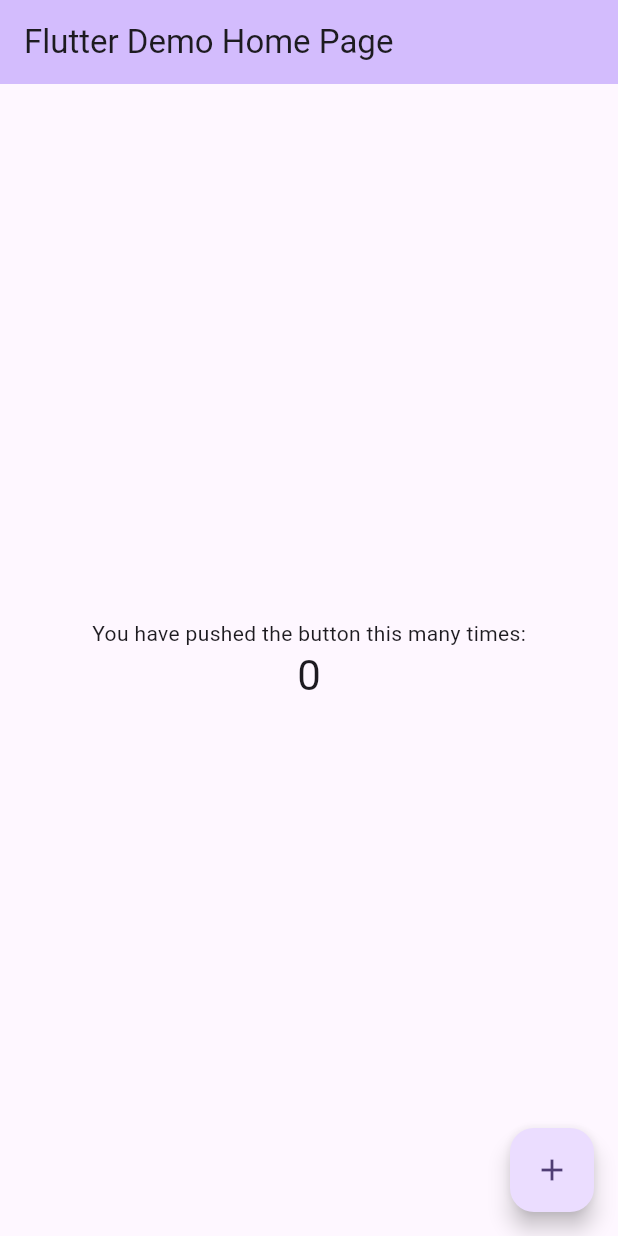
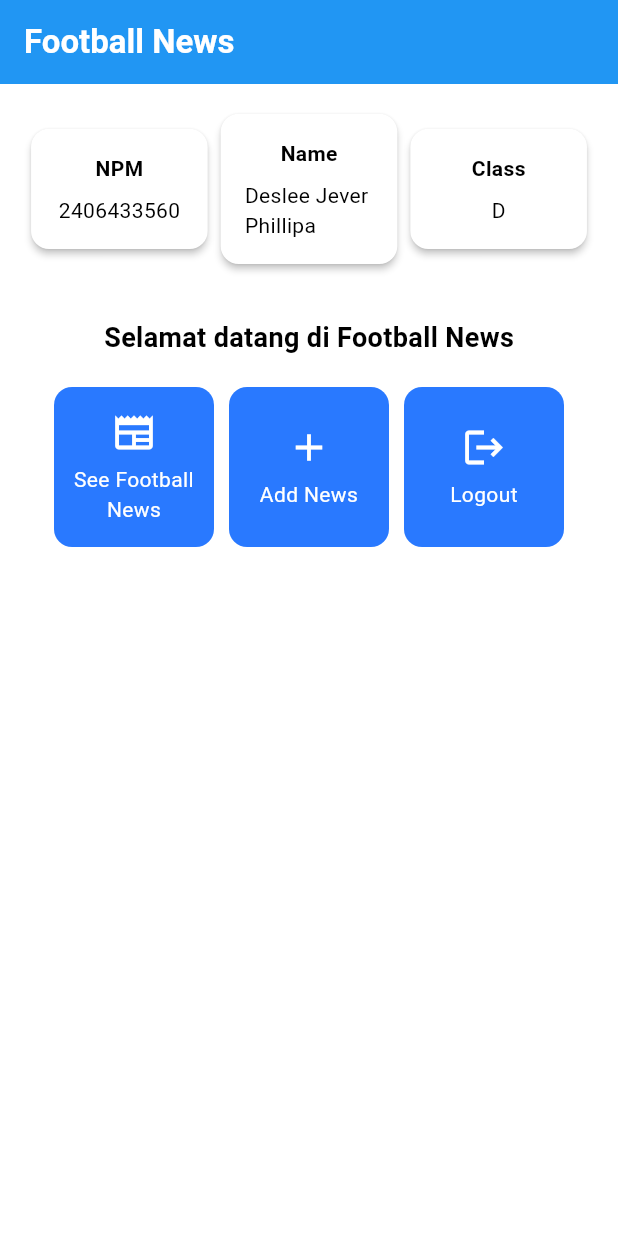
Before and after one commit to lleopie306/football-news-mobile, a Flutter app: the screen it shows after launch, on a phone screen of 412 x 824 dp. Run offline on Flutter 3.47's test engine with Material 3 defaults, Android fonts, the phone set to English and light mode, and no system bars.

Commit message:
Tutorial 6 selesai

```diff
--- a/lib/main.dart
+++ b/lib/main.dart
@@ -1,4 +1,5 @@
 import 'package:flutter/material.dart';
+import 'package:football_news/menu.dart';
 
 void main() {
   runApp(const MyApp());
@@ -28,95 +29,10 @@ class MyApp extends StatelessWidget {
         //
         // This works for code too, not just values: Most code changes can be
         // tested with just a hot reload.
-        colorScheme: ColorScheme.fromSeed(seedColor: Colors.deepPurple),
+        colorScheme: ColorScheme.fromSwatch(primarySwatch: Colors.blue)
+            .copyWith(secondary: Colors.blueAccent[400]),
       ),
-      home: const MyHomePage(title: 'Flutter Demo Home Page'),
+      home: MyHomePage(),
     );
   }
 }
-
-class MyHomePage extends StatefulWidget {
-  const MyHomePage({super.key, required this.title});
-
-  // This widget is the home page of your application. It is stateful, meaning
-  // that it has a State object (defined below) that contains fields that affect
-  // how it looks.
-
-  // This class is the configuration for the state. It holds the values (in this
-  // case the title) provided by the parent (in this case the App widget) and
-  // used by the build method of the State. Fields in a Widget subclass are
-  // always marked "final".
-
-  final String title;
-
-  @override
-  State<MyHomePage> createState() => _MyHomePageState();
-}
-
-class _MyHomePageState extends State<MyHomePage> {
-  int _counter = 0;
-
-  void _incrementCounter() {
-    setState(() {
-      // This call to setState tells the Flutter framework that something has
-      // changed in this State, which causes it to rerun the build method below
-      // so that the display can reflect the updated values. If we changed
-      // _counter without calling setState(), then the build method would not be
-      // called again, and so nothing would appear to happen.
-      _counter++;
-    });
-  }
-
-  @override
-  Widget build(BuildContext context) {
-    // This method is rerun every time setState is called, for instance as done
-    // by the _incrementCounter method above.
-    //
-    // The Flutter framework has been optimized to make rerunning build methods
-    // fast, so that you can just rebuild anything that needs updating rather
-    // than having to individually change instances of widgets.
-    return Scaffold(
-      appBar: AppBar(
-        // TRY THIS: Try changing the color here to a specific color (to
-        // Colors.amber, perhaps?) and trigger a hot reload to see the AppBar
-        // change color while the other colors stay the same.
-        backgroundColor: Theme.of(context).colorScheme.inversePrimary,
-        // Here we take the value from the MyHomePage object that was created by
-        // the App.build method, and use it to set our appbar title.
-        title: Text(widget.title),
-      ),
-      body: Center(
-        // Center is a layout widget. It takes a single child and positions it
-        // in the middle of the parent.
-        child: Column(
-          // Column is also a layout widget. It takes a list of children and
-          // arranges them vertically. By default, it sizes itself to fit its
-          // children horizontally, and tries to be as tall as its parent.
-          //
-          // Column has various properties to control how it sizes itself and
-          // how it positions its children. Here we use mainAxisAlignment to
-          // center the children vertically; the main axis here is the vertical
-          // axis because Columns are vertical (the cross axis would be
-          // horizontal).
-          //
-          // TRY THIS: Invoke "debug painting" (choose the "Toggle Debug Paint"
-          // action in the IDE, or press "p" in the console), to see the
-          // wireframe for each widget.
-          mainAxisAlignment: MainAxisAlignment.center,
-          children: <Widget>[
-            const Text('You have pushed the button this many times:'),
-            Text(
-              '$_counter',
-              style: Theme.of(context).textTheme.headlineMedium,
-            ),
-          ],
-        ),
-      ),
-      floatingActionButton: FloatingActionButton(
-        onPressed: _incrementCounter,
-        tooltip: 'Increment',
-        child: const Icon(Icons.add),
-      ), // This trailing comma makes auto-formatting nicer for build methods.
-    );
-  }
-}
--- /dev/null
+++ b/lib/menu.dart
@@ -0,0 +1,188 @@
+import 'package:flutter/material.dart';
+
+class MyHomePage extends StatelessWidget {
+  MyHomePage({super.key});
+
+  final String nama = "Deslee Jever Phillipa"; //nama
+  final String npm = "2406433560"; //npm
+  final String kelas = "D"; //kelas
+
+  final List<ItemHomepage> items = [
+    ItemHomepage("See Football News", Icons.newspaper),
+    ItemHomepage("Add News", Icons.add),
+    ItemHomepage("Logout", Icons.logout),
+  ];
+
+  @override
+  Widget build(BuildContext context) {
+    return Scaffold(
+      // AppBar adalah bagian atas halaman yang menampilkan judul.
+      appBar: AppBar(
+        // Judul aplikasi "Football News" dengan teks putih dan tebal.
+        title: const Text(
+          'Football News',
+          style: TextStyle(
+            color: Colors.white,
+            fontWeight: FontWeight.bold,
+          ),
+        ),
+        // Warna latar belakang AppBar diambil dari skema warna tema aplikasi.
+        backgroundColor: Theme.of(context).colorScheme.primary,
+      ),
+      // Body halaman dengan padding di sekelilingnya.
+      body: Padding(
+        padding: const EdgeInsets.all(16.0),
+        // Menyusun widget secara vertikal dalam sebuah kolom.
+        child: Column(
+          crossAxisAlignment: CrossAxisAlignment.center,
+          children: [
+            // Row untuk menampilkan 3 InfoCard secara horizontal.
+            Row(
+              mainAxisAlignment: MainAxisAlignment.spaceEvenly,
+              children: [
+                InfoCard(title: 'NPM', content: npm),
+                InfoCard(title: 'Name', content: nama),
+                InfoCard(title: 'Class', content: kelas),
+              ],
+            ),
+
+
+            // Memberikan jarak vertikal 16 unit.
+            const SizedBox(height: 16.0),
+
+            // Menempatkan widget berikutnya di tengah halaman.
+            Center(
+              child: Column(
+                // Menyusun teks dan grid item secara vertikal.
+
+                children: [
+                  // Menampilkan teks sambutan dengan gaya tebal dan ukuran 18.
+                  const Padding(
+                    padding: EdgeInsets.only(top: 16.0),
+                    child: Text(
+                      'Selamat datang di Football News',
+                      style: TextStyle(
+                        fontWeight: FontWeight.bold,
+                        fontSize: 18.0,
+                      ),
+                    ),
+                  ),
+
+                  // Grid untuk menampilkan ItemCard dalam bentuk grid 3 kolom.
+                  GridView.count(
+                    primary: true,
+                    padding: const EdgeInsets.all(20),
+                    crossAxisSpacing: 10,
+                    mainAxisSpacing: 10,
+                    crossAxisCount: 3,
+                    // Agar grid menyesuaikan tinggi kontennya.
+                    shrinkWrap: true,
+
+                    // Menampilkan ItemCard untuk setiap item dalam list items.
+                    children: items.map((ItemHomepage item) {
+                      return ItemCard(item);
+                    }).toList(),
+                  ),
+                ],
+              ),
+            ),
+          ],
+        ),
+      ),
+    );
+  }
+}
+
+class InfoCard extends StatelessWidget {
+  // Kartu informasi yang menampilkan title dan content.
+
+  final String title;  // Judul kartu.
+  final String content;  // Isi kartu.
+
+  const InfoCard({super.key, required this.title, required this.content});
+
+  @override
+  Widget build(BuildContext context) {
+    return Card(
+      // Membuat kotak kartu dengan bayangan dibawahnya.
+      elevation: 2.0,
+      child: Container(
+        // Mengatur ukuran dan jarak di dalam kartu.
+        width: MediaQuery.of(context).size.width / 3.5, // menyesuaikan dengan lebar device yang digunakan.
+        padding: const EdgeInsets.all(16.0),
+        // Menyusun title dan content secara vertikal.
+        child: Column(
+          children: [
+            Text(
+              title,
+              style: const TextStyle(fontWeight: FontWeight.bold),
+            ),
+            const SizedBox(height: 8.0),
+            Text(content),
+          ],
+        ),
+      ),
+    );
+  }
+}
+
+class ItemHomepage {
+  final String name;
+  final IconData icon;
+
+  ItemHomepage(this.name, this.icon);
+}
+
+class ItemCard extends StatelessWidget {
+  // Menampilkan kartu dengan ikon dan nama.
+
+  final ItemHomepage item;
+
+  const ItemCard(this.item, {super.key});
+
+  @override
+  Widget build(BuildContext context) {
+    return Material(
+      // Menentukan warna latar belakang dari tema aplikasi.
+      color: Theme.of(context).colorScheme.secondary,
+      // Membuat sudut kartu melengkung.
+      borderRadius: BorderRadius.circular(12),
+
+      child: InkWell(
+        // Aksi ketika kartu ditekan.
+        onTap: () {
+          // Menampilkan pesan SnackBar saat kartu ditekan.
+          ScaffoldMessenger.of(context)
+            ..hideCurrentSnackBar()
+            ..showSnackBar(
+                SnackBar(content: Text("Kamu telah menekan tombol ${item.name}!"))
+            );
+        },
+        // Container untuk menyimpan Icon dan Text
+        child: Container(
+          padding: const EdgeInsets.all(8),
+          child: Center(
+            child: Column(
+              // Menyusun ikon dan teks di tengah kartu.
+              mainAxisAlignment: MainAxisAlignment.center,
+              children: [
+                Icon(
+                  item.icon,
+                  color: Colors.white,
+                  size: 30.0,
+                ),
+                const Padding(padding: EdgeInsets.all(3)),
+                Text(
+                  item.name,
+                  textAlign: TextAlign.center,
+                  style: const TextStyle(color: Colors.white),
+                ),
+              ],
+            ),
+          ),
+        ),
+      ),
+    );
+  }
+
+}
```
